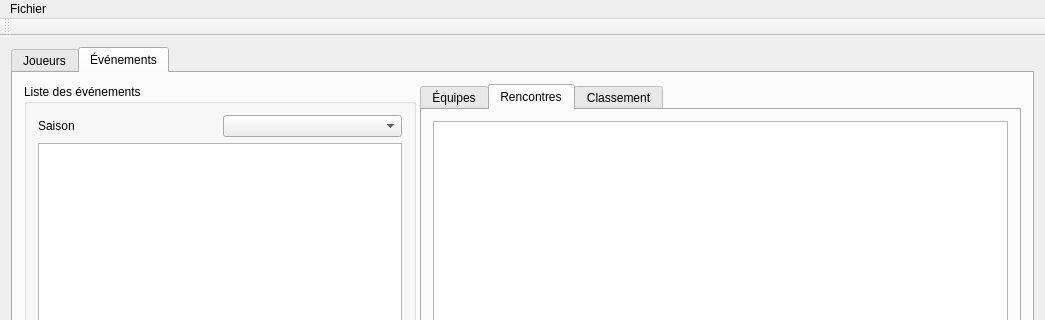
Above: src/MainWindow.ui from arabine/tanca before the change; both pictures show x 0 to 1045 and y 0 to 320 of the 1045 by 744 pixel window. Below: the same form after it.
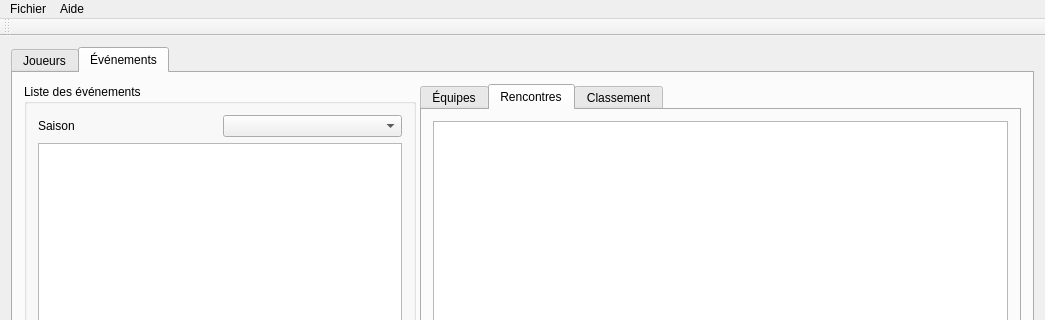
That is the form after the change.

```diff
--- a/src/MainWindow.ui
+++ b/src/MainWindow.ui
@@ -499,7 +499,7 @@
      <x>0</x>
      <y>0</y>
      <width>1045</width>
-     <height>19</height>
+     <height>20</height>
     </rect>
    </property>
    <widget class="QMenu" name="menuFichier">
@@ -510,7 +510,14 @@
     <addaction name="separator"/>
     <addaction name="actionQuitter"/>
    </widget>
+   <widget class="QMenu" name="menu_propos">
+    <property name="title">
+     <string>Aide</string>
+    </property>
+    <addaction name="actionAbout"/>
+   </widget>
    <addaction name="menuFichier"/>
+   <addaction name="menu_propos"/>
   </widget>
   <widget class="QToolBar" name="mainToolBar">
    <attribute name="toolBarArea">
```
Left out of the diff: 7 changed lines with no effect on the pictures.
